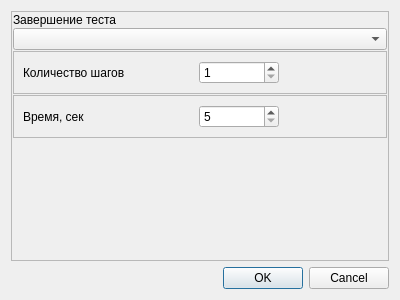
Old version of the form metodics/jump_plate/teppingtest/teppingtestparamsdialog.ui in the repository grigp/a-analyser.
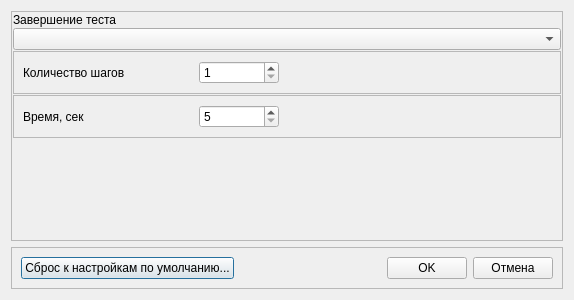
New version of the form.

Commit message: Сброс параметров методик по умолчанию. Закончено

Diff of the .ui file:
```diff
--- a/metodics/jump_plate/teppingtest/teppingtestparamsdialog.ui
+++ b/metodics/jump_plate/teppingtest/teppingtestparamsdialog.ui
@@ -6,7 +6,7 @@
    <rect>
     <x>0</x>
     <y>0</y>
-    <width>400</width>
+    <width>574</width>
     <height>300</height>
    </rect>
   </property>
@@ -176,13 +176,55 @@
     </widget>
    </item>
    <item>
-    <widget class="QDialogButtonBox" name="buttonBox">
-     <property name="orientation">
-      <enum>Qt::Horizontal</enum>
+    <widget class="QFrame" name="frame_3">
+     <property name="sizePolicy">
+      <sizepolicy hsizetype="Preferred" vsizetype="Fixed">
+       <horstretch>0</horstretch>
+       <verstretch>0</verstretch>
+      </sizepolicy>
      </property>
-     <property name="standardButtons">
-      <set>QDialogButtonBox::Cancel|QDialogButtonBox::Ok</set>
+     <property name="frameShape">
+      <enum>QFrame::StyledPanel</enum>
      </property>
+     <property name="frameShadow">
+      <enum>QFrame::Raised</enum>
+     </property>
+     <layout class="QHBoxLayout" name="horizontalLayout_12">
+      <item>
+       <widget class="QPushButton" name="btnDefault_2">
+        <property name="text">
+         <string>Сброс к настройкам по умолчанию...</string>
+        </property>
+       </widget>
+      </item>
+      <item>
+       <spacer name="horizontalSpacer_12">
+        <property name="orientation">
+         <enum>Qt::Horizontal</enum>
+        </property>
+        <property name="sizeHint" stdset="0">
+         <size>
+          <width>40</width>
+          <height>20</height>
+         </size>
+        </property>
+       </spacer>
+      </item>
+      <item>
+       <widget class="QPushButton" name="btnOK_2">
+        <property name="text">
+         <string>OK</string>
+        </property>
+       </widget>
+      </item>
+      <item>
+       <widget class="QPushButton" name="btnCancel_2">
+        <property name="text">
+         <string>Отмена</string>
+        </property>
+       </widget>
+      </item>
+     </layout>
     </widget>
    </item>
   </layout>
```
Left out of the diff: 83 changed lines with no effect on the pictures. The commit also changes 41 other files.
